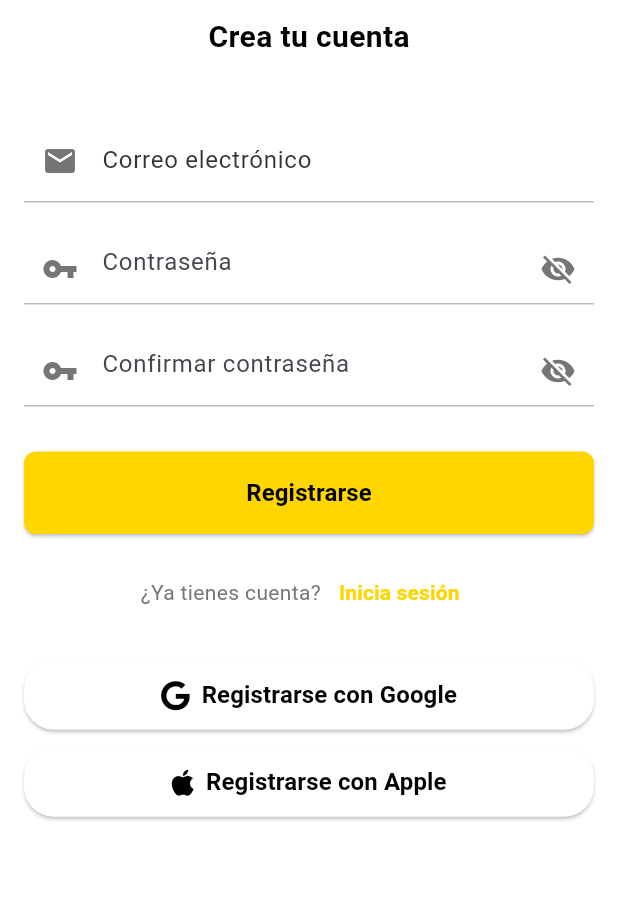
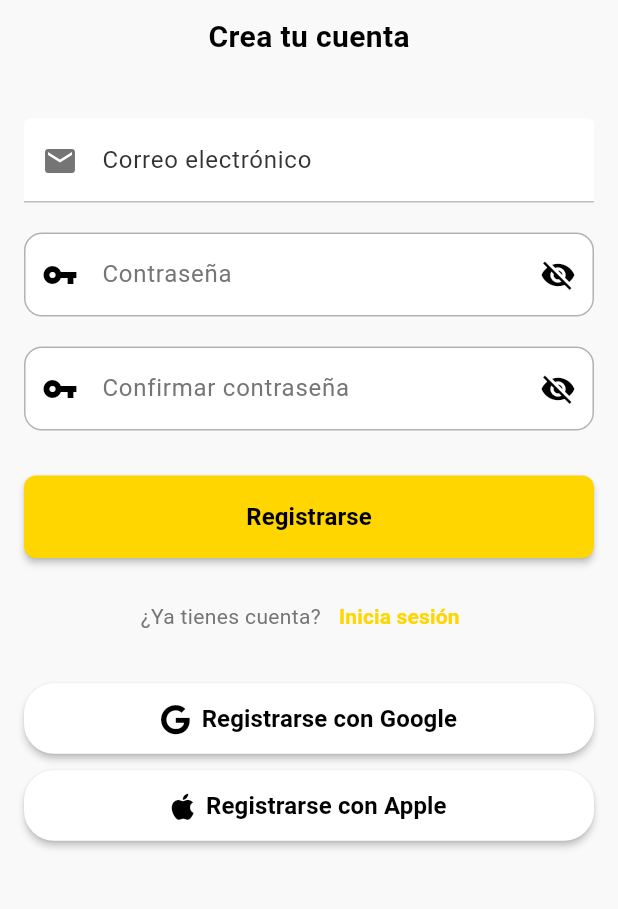
Before and after one commit to JuliLaterza/juvuit_flutter, a Flutter app: the RegisterScreen screen opened by its route, on a phone screen of 412 x 824 dp, the part 189-1098 px from its top. Run offline on Flutter 3.47's test engine with Material 3 defaults, Android fonts, the phone set to English and light mode, and no system bars; our stand-ins replace cached_network_image, card_swiper, carousel_slider, cloud_firestore, firebase_auth, firebase_core and 4 more; missing offline and left inert: apple_maps_flutter; accounts and stored records are empty.

Commit message:
dark_theme

```diff
--- /dev/null
+++ b/lib/core/utils/app_themes.dart
@@ -0,0 +1,176 @@
+import 'package:flutter/material.dart';
+import 'colors.dart';
+
+class AppThemes {
+  static ThemeData lightTheme = ThemeData(
+    useMaterial3: true,
+    brightness: Brightness.light,
+    colorScheme: ColorScheme.light(
+      background: ThemeColors.light.background,
+      surface: ThemeColors.light.surface,
+      primary: ThemeColors.light.primary,
+      onBackground: ThemeColors.light.onBackground,
+      onSurface: ThemeColors.light.onSurface,
+      onPrimary: ThemeColors.light.onPrimary,
+      secondary: ThemeColors.light.secondary,
+      onSecondary: ThemeColors.light.onSecondary,
+      error: ThemeColors.light.error,
+      onError: ThemeColors.light.onError,
+    ),
+    scaffoldBackgroundColor: ThemeColors.light.background,
+    appBarTheme: AppBarTheme(
+      backgroundColor: ThemeColors.light.surface,
+      foregroundColor: ThemeColors.light.onSurface,
+      elevation: 0,
+      scrolledUnderElevation: 0,
+      iconTheme: IconThemeData(color: ThemeColors.light.onSurface),
+      titleTextStyle: TextStyle(
+        color: ThemeColors.light.onSurface,
+        fontSize: 20,
+        fontWeight: FontWeight.w600,
+      ),
+    ),
+    cardTheme: CardTheme(
+      color: ThemeColors.light.surface,
+      elevation: 2,
+      shadowColor: AppColors.black.withOpacity(0.1),
+    ),
+    elevatedButtonTheme: ElevatedButtonThemeData(
+      style: ElevatedButton.styleFrom(
+        backgroundColor: ThemeColors.light.primary,
+        foregroundColor: ThemeColors.light.onPrimary,
+        elevation: 2,
+        shape: RoundedRectangleBorder(
+          borderRadius: BorderRadius.circular(12),
+        ),
+      ),
+    ),
+    textButtonTheme: TextButtonThemeData(
+      style: TextButton.styleFrom(
+        foregroundColor: ThemeColors.light.primary,
+      ),
+    ),
+    inputDecorationTheme: InputDecorationTheme(
+      filled: true,
+      fillColor: ThemeColors.light.surface,
+      border: OutlineInputBorder(
+        borderRadius: BorderRadius.circular(12),
+        borderSide: BorderSide(color: AppColors.lightGray),
+      ),
+      enabledBorder: OutlineInputBorder(
+        borderRadius: BorderRadius.circular(12),
+        borderSide: BorderSide(color: AppColors.lightGray),
+      ),
+      focusedBorder: OutlineInputBorder(
+        borderRadius: BorderRadius.circular(12),
+        borderSide: BorderSide(color: ThemeColors.light.primary),
+      ),
+      labelStyle: TextStyle(color: ThemeColors.light.onSurface),
+      hintStyle: TextStyle(color: AppColors.gray),
+    ),
+    bottomNavigationBarTheme: BottomNavigationBarThemeData(
+      backgroundColor: ThemeColors.light.surface,
+      selectedItemColor: ThemeColors.light.primary,
+      unselectedItemColor: AppColors.gray,
+      type: BottomNavigationBarType.fixed,
+      elevation: 8,
+    ),
+    iconTheme: IconThemeData(
+      color: ThemeColors.light.onSurface,
+    ),
+    textTheme: TextTheme(
+      bodyLarge: TextStyle(color: ThemeColors.light.onBackground),
+      bodyMedium: TextStyle(color: ThemeColors.light.onBackground),
+      bodySmall: TextStyle(color: ThemeColors.light.onBackground),
+      titleLarge: TextStyle(color: ThemeColors.light.onBackground),
+      titleMedium: TextStyle(color: ThemeColors.light.onBackground),
+      titleSmall: TextStyle(color: ThemeColors.light.onBackground),
+    ),
+  );
+
+  static ThemeData darkTheme = ThemeData(
+    useMaterial3: true,
+    brightness: Brightness.dark,
+    colorScheme: ColorScheme.dark(
+      background: ThemeColors.dark.background,
+      surface: ThemeColors.dark.surface,
+      primary: ThemeColors.dark.primary,
+      onBackground: ThemeColors.dark.onBackground,
+      onSurface: ThemeColors.dark.onSurface,
+      onPrimary: ThemeColors.dark.onPrimary,
+      secondary: ThemeColors.dark.secondary,
+      onSecondary: ThemeColors.dark.onSecondary,
+      error: ThemeColors.dark.error,
+      onError: ThemeColors.dark.onError,
+    ),
+    scaffoldBackgroundColor: ThemeColors.dark.background,
+    appBarTheme: AppBarTheme(
+      backgroundColor: ThemeColors.dark.surface,
+      foregroundColor: ThemeColors.dark.onSurface,
+      elevation: 0,
+      scrolledUnderElevation: 0,
+      iconTheme: IconThemeData(color: ThemeColors.dark.onSurface),
+      titleTextStyle: TextStyle(
+        color: ThemeColors.dark.onSurface,
+        fontSize: 20,
+        fontWeight: FontWeight.w600,
+      ),
+    ),
+    cardTheme: CardTheme(
+      color: ThemeColors.dark.surface,
+      elevation: 2,
+      shadowColor: AppColors.black.withOpacity(0.3),
+    ),
+    elevatedButtonTheme: ElevatedButtonThemeData(
+      style: ElevatedButton.styleFrom(
+        backgroundColor: ThemeColors.dark.primary,
+        foregroundColor: ThemeColors.dark.onPrimary,
+        elevation: 2,
+        shape: RoundedRectangleBorder(
+          borderRadius: BorderRadius.circular(12),
+        ),
+      ),
+    ),
+    textButtonTheme: TextButtonThemeData(
+      style: TextButton.styleFrom(
+        foregroundColor: ThemeColors.dark.primary,
+      ),
+    ),
+    inputDecorationTheme: InputDecorationTheme(
+      filled: true,
+      fillColor: ThemeColors.dark.surface,
+      border: OutlineInputBorder(
+        borderRadius: BorderRadius.circular(12),
+        borderSide: BorderSide(color: AppColors.gray),
+      ),
+      enabledBorder: OutlineInputBorder(
+        borderRadius: BorderRadius.circular(12),
+        borderSide: BorderSide(color: AppColors.gray),
+      ),
+      focusedBorder: OutlineInputBorder(
+        borderRadius: BorderRadius.circular(12),
+        borderSide: BorderSide(color: ThemeColors.dark.primary),
+      ),
+      labelStyle: TextStyle(color: ThemeColors.dark.onSurface),
+      hintStyle: TextStyle(color: AppColors.lightGray),
+    ),
+    bottomNavigationBarTheme: BottomNavigationBarThemeData(
+      backgroundColor: ThemeColors.dark.surface,
+      selectedItemColor: ThemeColors.dark.primary,
+      unselectedItemColor: AppColors.lightGray,
+      type: BottomNavigationBarType.fixed,
+      elevation: 8,
+    ),
+    iconTheme: IconThemeData(
+      color: ThemeColors.dark.onSurface,
+    ),
+    textTheme: TextTheme(
+      bodyLarge: TextStyle(color: ThemeColors.dark.onBackground),
+      bodyMedium: TextStyle(color: ThemeColors.dark.onBackground),
+      bodySmall: TextStyle(color: ThemeColors.dark.onBackground),
+      titleLarge: TextStyle(color: ThemeColors.dark.onBackground),
+      titleMedium: TextStyle(color: ThemeColors.dark.onBackground),
+      titleSmall: TextStyle(color: ThemeColors.dark.onBackground),
+    ),
+  );
+}
--- a/lib/core/utils/colors.dart
+++ b/lib/core/utils/colors.dart
@@ -1,6 +1,10 @@
 import 'package:flutter/material.dart';
 
 class AppColors {
+  // Colores base del modo nocturno
+  static const Color darkBackground = Color(0xFF333333);
+  static const Color lightBackground = Color(0xFFF9F9F9);
+
   // Neutrales
   static const Color black = Color(0xFF000000);
   static const Color darkGray = Color(0xFF333333);
@@ -10,7 +14,6 @@ class AppColors {
   //static const Color white = Color(0xFFFFFCF2);
   static const Color darkWhite = Color.fromARGB(255, 228, 228, 228);
   static const Color darkmedium = Color.fromARGB(255, 32, 31, 34);
-
 
   // Amarillos
   static const Color yellow = Color(0xFFFFD600); // Primario
@@ -25,3 +28,58 @@ class AppColors {
     return color.withOpacity(opacity);
   }
 }
+
+// Clase para manejar colores por tema
+class ThemeColors {
+  final Color background;
+  final Color surface;
+  final Color primary;
+  final Color onBackground;
+  final Color onSurface;
+  final Color onPrimary;
+  final Color secondary;
+  final Color onSecondary;
+  final Color error;
+  final Color onError;
+
+  const ThemeColors({
+    required this.background,
+    required this.surface,
+    required this.primary,
+    required this.onBackground,
+    required this.onSurface,
+    required this.onPrimary,
+    required this.secondary,
+    required this.onSecondary,
+    required this.error,
+    required this.onError,
+  });
+
+  // Tema claro
+  static const ThemeColors light = ThemeColors(
+    background: AppColors.lightBackground,
+    surface: AppColors.white,
+    primary: AppColors.yellow,
+    onBackground: AppColors.black,
+    onSurface: AppColors.black,
+    onPrimary: AppColors.black,
+    secondary: AppColors.lightYellow,
+    onSecondary: AppColors.black,
+    error: Colors.red,
+    onError: AppColors.white,
+  );
+
+  // Tema oscuro
+  static const ThemeColors dark = ThemeColors(
+    background: AppColors.darkBackground,
+    surface: AppColors.darkGray,
+    primary: AppColors.yellow,
+    onBackground: AppColors.white,
+    onSurface: AppColors.white,
+    onPrimary: AppColors.black,
+    secondary: AppColors.lightYellow,
+    onSecondary: AppColors.black,
+    error: Colors.red,
+    onError: AppColors.white,
+  );
+}
--- a/lib/core/widgets/password_input_field.dart
+++ b/lib/core/widgets/password_input_field.dart
@@ -1,26 +1,17 @@
 import 'package:flutter/material.dart';
-import 'package:juvuit_flutter/core/utils/colors.dart';
 
 class PasswordInputField extends StatefulWidget {
   final String hintText;
   final TextEditingController? controller;
-  final Color labelColor;
-  final Color textColor;
-  final Color iconColor;
   final double borderRadius;
   final EdgeInsetsGeometry? padding;
-  final Color fillColor;
 
   const PasswordInputField({
     super.key,
     required this.hintText,
     this.controller,
-    this.labelColor = AppColors.darkGray,
-    this.textColor = AppColors.black,
-    this.iconColor = AppColors.gray,
-    this.borderRadius = 8.0,
+    this.borderRadius = 12.0,
     this.padding,
-    required this.fillColor,
   });
 
   @override
@@ -38,24 +29,37 @@ class _PasswordInputFieldState extends State<PasswordInputField> {
 
   @override
   Widget build(BuildContext context) {
+    final theme = Theme.of(context);
+
     return Padding(
       padding: widget.padding ?? EdgeInsets.zero,
       child: TextField(
         controller: widget.controller,
         obscureText: _obscureText,
-        style: TextStyle(color: widget.textColor),
+        style: TextStyle(color: theme.colorScheme.onSurface),
         decoration: InputDecoration(
           hintText: widget.hintText,
-          labelStyle: TextStyle(color: widget.labelColor),
+          labelStyle: TextStyle(color: theme.colorScheme.onSurface),
           filled: true,
-          fillColor: widget.fillColor, // ← acá el cambio importante
-          prefixIcon: Icon(Icons.vpn_key, color: widget.iconColor),
-          enabledBorder: UnderlineInputBorder(
-            borderSide: const BorderSide(color: AppColors.lightGray)),
+          fillColor: theme.colorScheme.surface,
+          prefixIcon: Icon(Icons.vpn_key, color: theme.colorScheme.onSurface),
+          contentPadding: const EdgeInsets.symmetric(vertical: 16),
+          border: OutlineInputBorder(
+            borderRadius: BorderRadius.circular(widget.borderRadius),
+            borderSide: BorderSide(color: theme.colorScheme.outline.withOpacity(0.3)),
+          ),
+          enabledBorder: OutlineInputBorder(
+            borderRadius: BorderRadius.circular(widget.borderRadius),
+            borderSide: BorderSide(color: theme.colorScheme.outline.withOpacity(0.3)),
+          ),
+          focusedBorder: OutlineInputBorder(
+            borderRadius: BorderRadius.circular(widget.borderRadius),
+            borderSide: BorderSide(color: theme.colorScheme.primary),
+          ),
           suffixIcon: IconButton(
             icon: Icon(
               _obscureText ? Icons.visibility_off : Icons.visibility,
-              color: widget.iconColor,
+              color: theme.colorScheme.onSurface,
             ),
             onPressed: _toggleVisibility,
           ),
--- a/lib/features/auth/presentation/screens/login_screen_background.dart
+++ b/lib/features/auth/presentation/screens/login_screen_background.dart
@@ -99,12 +99,8 @@ class _LoginScreenState extends State<LoginScreen> {
                   PasswordInputField(
                     hintText: 'Contraseña',
                     controller: _passwordController,
-                    labelColor: Colors.black,
-                    textColor: Colors.black,
-                    iconColor: Colors.black,
                     borderRadius: 30,
                     padding: const EdgeInsets.symmetric(horizontal: 0),
-                    fillColor: Colors.white.withAlpha(150),
                   ),
                   const SizedBox(height: 30),
                   // Botón login
--- a/lib/features/auth/presentation/screens/register_screen.dart
+++ b/lib/features/auth/presentation/screens/register_screen.dart
@@ -77,8 +77,10 @@ class _RegisterScreenState extends State<RegisterScreen> {
 
   @override
   Widget build(BuildContext context) {
+    final theme = Theme.of(context);
+
     return Scaffold(
-      backgroundColor: AppColors.white,
+      backgroundColor: theme.colorScheme.background,
       body: SafeArea(
         child: Padding(
           padding: const EdgeInsets.all(16.0),
@@ -123,13 +125,11 @@ class _RegisterScreenState extends State<RegisterScreen> {
               PasswordInputField(
                 hintText: 'Contraseña',
                 controller: _passwordController,
-                fillColor: Colors.white.withAlpha(150),
               ),
               const SizedBox(height: 20),
               PasswordInputField(
                 hintText: 'Confirmar contraseña',
                 controller: _confirmPasswordController,
-                fillColor: Colors.white.withAlpha(150),
               ),
               const SizedBox(height: 30),
               SizedBox(
--- a/lib/features/testing/screens/debug_screen_home.dart
+++ b/lib/features/testing/screens/debug_screen_home.dart
@@ -82,7 +82,6 @@ class _DebugHomeScreenState extends State<DebugHomeScreen> {
                       PasswordInputField(
                         hintText: 'Contraseña',
                         controller: _passwordController,
-                        fillColor: Colors.white.withAlpha(150)
                       ),
                       const SizedBox(height: 30),
                       SizedBox(
```
Also changed, not shown: lib/core/services/theme_provider.dart (added, +60 -0 lines), lib/core/widgets/custom_bottom_nav_bar.dart (+6 -3 lines), lib/core/widgets/email_input_field.dart (+16 -13 lines), lib/core/widgets/theme_toggle_button.dart (added, +89 -0 lines), lib/features/auth/presentation/screens/login_screen.dart (+30 -18 lines), lib/features/events/presentation/screens/events_screen.dart (+12 -6 lines), lib/features/settings/presentation/screens/settings_screen.dart (+38 -16 lines), lib/main.dart (+17 -14 lines), assets/images/homescreen/witu_logo_dark.png (added), assets/images/homescreen/witu_logo_light.png (renamed from assets/images/homescreen/witu_logo.png), 1 other file.
